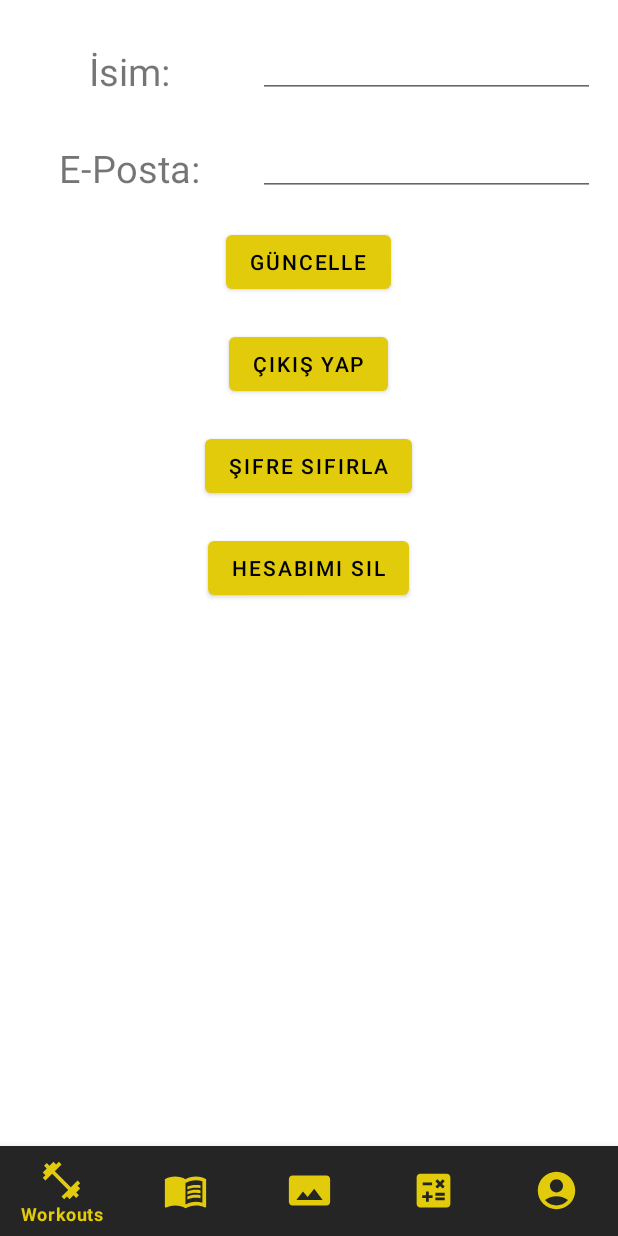
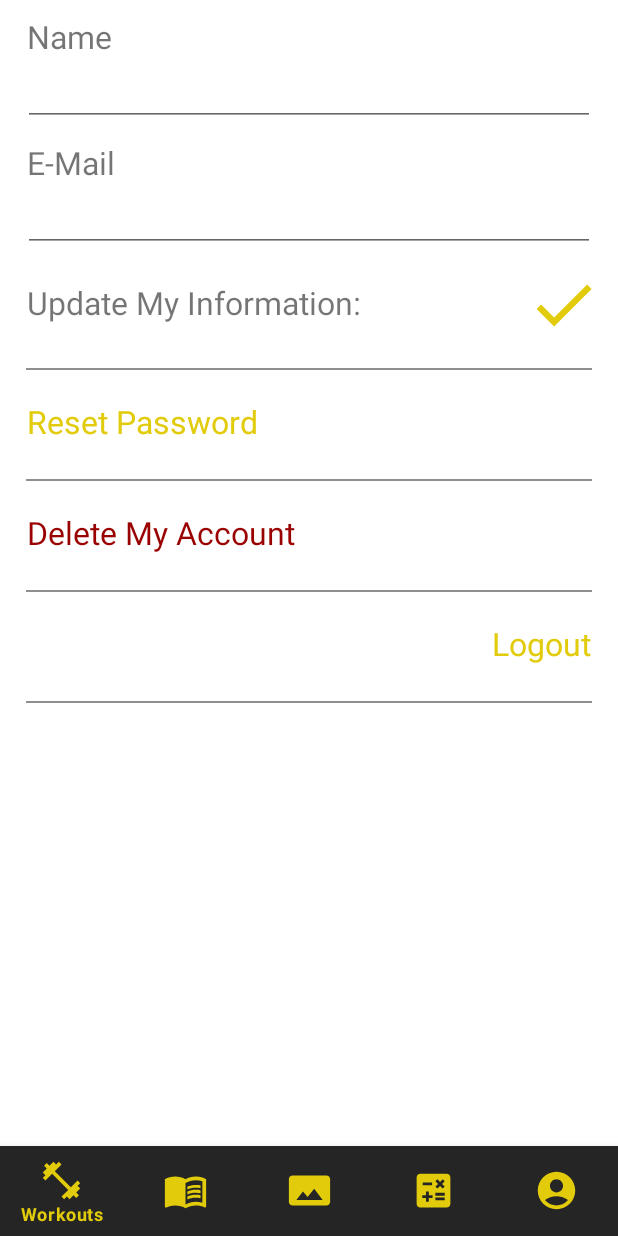
Before and after one commit to mtalhaergun/FitnessApp, an Android app: the fragment SettingsFragment placed in its activity, on a phone screen of 412 x 824 dp. Run offline under Robolectric (Android 15) with nearby library versions, the light colour scheme and no system bars; our stand-ins replace Firebase (no records; nobody signed in at launch, a user with empty details on screens opened directly); 1 statement that could not run was skipped.

Commit message:
Account Page Views

```diff
--- /dev/null
+++ b/app/src/main/res/drawable/buttonupdate.xml
@@ -0,0 +1,5 @@
+<vector android:height="50dp" android:tint="#E1CB0A"
+    android:viewportHeight="24" android:viewportWidth="24"
+    android:width="50dp" xmlns:android="http://schemas.android.com/apk/res/android">
+    <path android:fillColor="@android:color/white" android:pathData="M9,16.17L4.83,12l-1.42,1.41L9,19 21,7l-1.41,-1.41z"/>
+</vector>
--- a/app/src/main/res/layout/fragment_settings.xml
+++ b/app/src/main/res/layout/fragment_settings.xml
@@ -16,103 +16,125 @@
             android:layout_height="wrap_content"
             android:orientation="vertical">
 
-
-            <LinearLayout
-                android:layout_width="match_parent"
-                android:layout_height="wrap_content"
-                android:orientation="horizontal">
-
-                <LinearLayout
-                    android:layout_width="match_parent"
-                    android:layout_height="match_parent"
-                    android:layout_weight="7"
-                    android:orientation="vertical">
-
-
             <TextView
                 android:id="@+id/textView2"
                 android:layout_width="match_parent"
                 android:layout_height="wrap_content"
-                        android:layout_marginTop="30dp"
-                        android:gravity="center"
-                        android:text="İsim:"
-                        android:textSize="25dp" />
+                android:layout_marginTop="10dp"
+                android:layout_marginStart="18dp"
+                android:text="Name"
+                android:textSize="21sp" />
+
+            <EditText
+                android:id="@+id/editTextAd"
+                android:layout_width="match_parent"
+                android:layout_height="wrap_content"
+                android:layout_marginEnd="15dp"
+                android:layout_marginStart="15dp"
+                android:ems="10"
+                android:inputType="textPersonName" />
 
             <TextView
                 android:id="@+id/textView4"
                 android:layout_width="match_parent"
                 android:layout_height="wrap_content"
-                        android:layout_marginTop="30dp"
+                android:layout_marginTop="10dp"
+                android:layout_marginStart="18dp"
+                android:text="E-Mail"
+                android:textSize="21sp" />
 
-                        android:gravity="center"
-                        android:text="E-Posta:"
-                        android:textSize="25dp" />
-
-
-                </LinearLayout>
-
-                <LinearLayout
-                    android:layout_width="match_parent"
-                    android:layout_height="match_parent"
-                    android:layout_weight="5"
-                    android:orientation="vertical">
-
-
-                    <EditText
-                        android:id="@+id/editTextAd"
-                        android:layout_width="match_parent"
-                        android:layout_height="wrap_content"
-                        android:layout_marginTop="20dp"
-                        android:layout_marginRight="15dp"
-                        android:ems="10"
-                        android:gravity="center"
-                        android:inputType="textPersonName" />
 
             <EditText
                 android:id="@+id/editTextEposta"
                 android:layout_width="match_parent"
                 android:layout_height="wrap_content"
-                        android:layout_marginTop="20dp"
-                        android:layout_marginRight="15dp"
+                android:layout_marginEnd="15dp"
+                android:layout_marginStart="15dp"
                 android:inputType="textEmailAddress"
                 android:ems="10"
-                        android:gravity="center"
                 />
-
-
-                </LinearLayout>
-            </LinearLayout>
-
-            <Button
+            <LinearLayout
+                android:layout_width="match_parent"
+                android:layout_height="wrap_content"
+                android:layout_marginTop="10dp">
+                <TextView
+                    android:layout_width="wrap_content"
+                    android:layout_height="match_parent"
+                    android:text="Update My Information:"
+                    android:layout_marginTop="9dp"
+                    android:textSize="21sp"
+                    android:layout_marginStart="18dp"/>
+                <ImageView
                     android:id="@+id/buttonGuncelle"
                     android:layout_width="wrap_content"
                     android:layout_height="wrap_content"
-                android:layout_gravity="center"
+                    android:src="@drawable/buttonupdate"
+                    android:layout_marginStart="110dp"/>
+
+            </LinearLayout>
+
+            <View
+                android:layout_width="wrap_content"
+                android:layout_height="1dp"
+                android:background="#70000000"
+                android:layout_marginTop="17dp"
+                android:layout_marginEnd="17dp"
+                android:layout_marginStart="17dp"
+                />
+
+            <TextView
+                android:id="@+id/resetparola"
+                android:layout_width="wrap_content"
+                android:layout_height="wrap_content"
                 android:layout_marginTop="20dp"
-                android:text="GÜNCELLE" />
-
-            <Button
+                android:textSize="21sp"
+                android:layout_marginStart="18dp"
+                android:text="Reset Password"
+                android:textColor="#E1CB0A"/>
+            <View
+                android:layout_width="wrap_content"
+                android:layout_height="1dp"
+                android:background="#70000000"
+                android:layout_marginTop="24dp"
+                android:layout_marginEnd="17dp"
+                android:layout_marginStart="17dp"
+                />
+            <TextView
+                android:id="@+id/deleteAccount"
+                android:layout_width="wrap_content"
+                android:layout_height="wrap_content"
+                android:layout_marginTop="20dp"
+                android:textSize="21sp"
+                android:layout_marginStart="18dp"
+                android:text="Delete My Account"
+                android:textColor="#9A0202"/>
+            <View
+                android:layout_width="wrap_content"
+                android:layout_height="1dp"
+                android:background="#70000000"
+                android:layout_marginTop="24dp"
+                android:layout_marginEnd="17dp"
+                android:layout_marginStart="17dp"
+                />
+            <TextView
                 android:id="@+id/cikisYap"
                 android:layout_width="wrap_content"
                 android:layout_height="wrap_content"
-                android:layout_gravity="center"
                 android:layout_marginTop="20dp"
-                android:text="Çıkış Yap" />
-            <Button
-                android:id="@+id/resetparola"
+                android:textSize="21sp"
+                android:layout_gravity="end"
+                android:layout_marginEnd="18dp"
+                android:text="Logout"
+                android:textColor="#E1CB0A"/>
+            <View
                 android:layout_width="wrap_content"
-                android:layout_height="wrap_content"
-                android:layout_gravity="center"
-                android:layout_marginTop="20dp"
-                android:text="Şifre Sıfırla" />
-
-            <Button
-                android:id="@+id/deleteAccount"
-                android:layout_width="wrap_content"
-                android:layout_height="wrap_content"
-                android:layout_gravity="center"
-                android:layout_marginTop="20dp"
-                android:text="Hesabımı Sil" />
+                android:layout_height="1dp"
+                android:background="#70000000"
+                android:layout_marginTop="24dp"
+                android:layout_marginEnd="17dp"
+                android:layout_marginStart="17dp"
+                android:layout_marginBottom="3dp"
+                />
 
 
         </LinearLayout>
```
Lines whose indentation alone changed are shown as unchanged.
